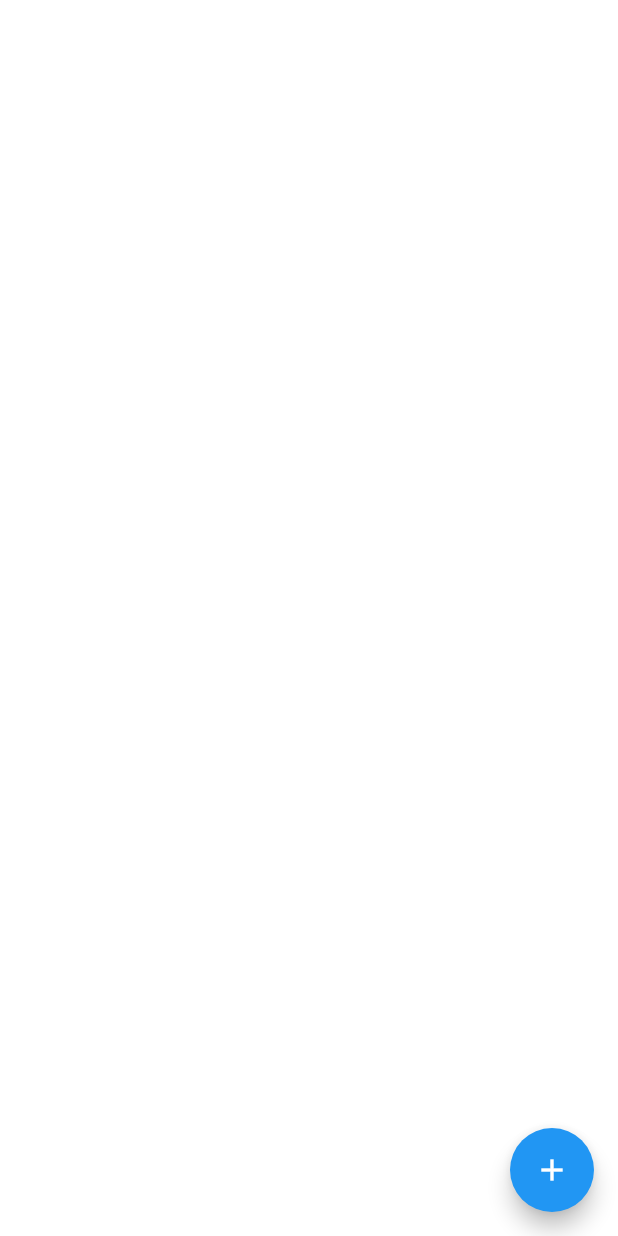
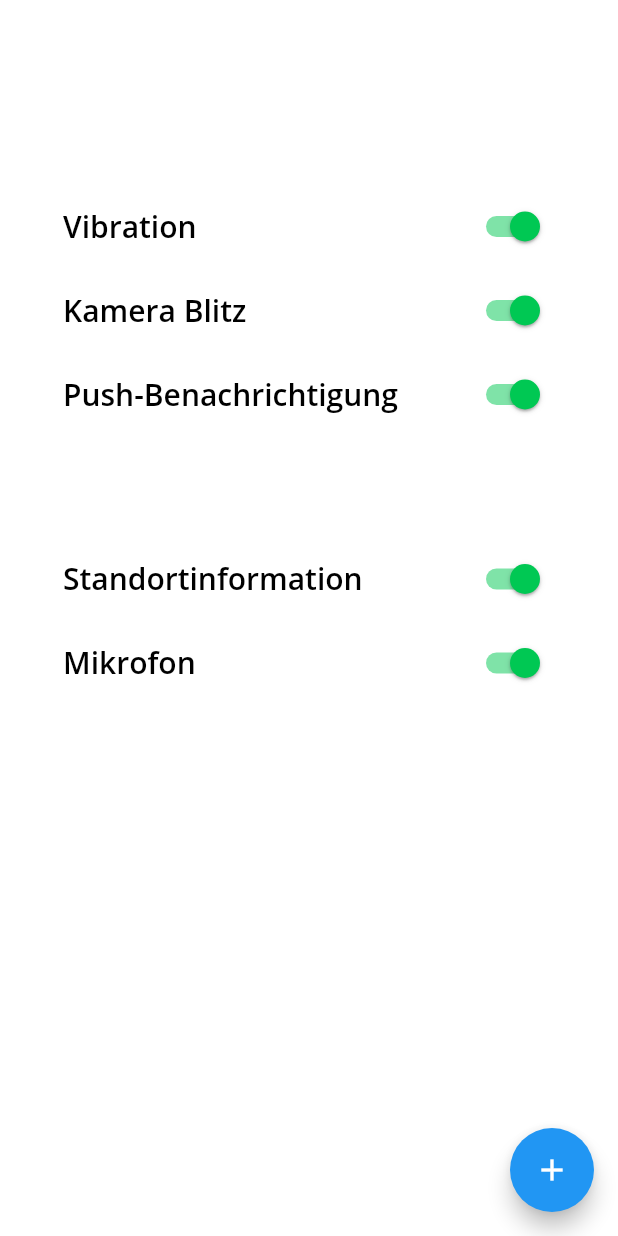
Before and after one commit to JINL020/flutter-app-group-project, a Flutter app: the SettingsPage screen opened directly, on a phone screen of 412 x 824 dp. Run offline on Flutter 3.47's test engine with Material 2 defaults, Android fonts, the light colour scheme and no system bars; our stand-ins replace firebase_core, flutter_local_notifications, logger; accounts and stored records are empty.

Commit message:
working on settings page

```diff
--- a/lib/pages/settings_page.dart
+++ b/lib/pages/settings_page.dart
@@ -1,6 +1,9 @@
 import 'dart:async';
 
+import 'package:flutter/cupertino.dart';
 import 'package:flutter/material.dart';
+import 'package:hci_m3_app/config/colors.dart';
+import 'package:hci_m3_app/config/style.dart';
 import 'package:hci_m3_app/model/alarm_mode.dart';
 import 'package:provider/provider.dart';
 
@@ -14,6 +17,12 @@ class SettingsPage extends StatefulWidget {
 class _SettingsPageState extends State<SettingsPage>
     with AutomaticKeepAliveClientMixin {
   // AutomaticKeepAliveClientMixin saves the screen state enabling us to switching back and forth
+  bool vibration = true;
+  bool flashLight = true;
+  bool pushNotification = true;
+  bool location = true;
+  bool microfon = true;
+
   @override
   Widget build(BuildContext context) {
     super.build(context);
@@ -27,10 +36,94 @@ class _SettingsPageState extends State<SettingsPage>
         }),
         child: Icon(Icons.add),
       ),
-      /*body: ElevatedButton(
-        onPressed: setOffAlarm,
-        child: Text("Set off alarm"),
-      ),*/
+      body: Container(
+        padding: EdgeInsets.only(left: 16, top: 25, right: 16),
+        child: Padding(
+          padding: EdgeInsets.symmetric(horizontal: 10),
+          child: ListView(
+            children: [
+              Text(
+                "Einstellungen",
+                style: Heading1TextStyle,
+              ),
+              SizedBox(height: 20),
+              Text("Art der Alarm-Benachrichtigung:", style: Heading2White),
+              Container(
+                margin: EdgeInsets.fromLTRB(0, 10, 0, 0),
+                color: AppColors.textFieldWhite,
+                child: Column(children: [
+                  SwitchListTile(
+                    title: Text("Vibration", style: Heading2TextStyle),
+                    activeColor: Colors.greenAccent[700],
+                    inactiveTrackColor: Colors.grey[600],
+                    inactiveThumbColor: Colors.grey[400],
+                    value: vibration,
+                    onChanged: (value) =>
+                        setState(() => this.vibration = value),
+                  ),
+                  SwitchListTile(
+                    title: Text("Kamera Blitz", style: Heading2TextStyle),
+                    activeColor: Colors.greenAccent[700],
+                    inactiveTrackColor: Colors.grey[600],
+                    inactiveThumbColor: Colors.grey[400],
+                    value: flashLight,
+                    onChanged: (value) =>
+                        setState(() => this.flashLight = value),
+                  ),
+                  SwitchListTile(
+                    title:
+                        Text("Push-Benachrichtigung", style: Heading2TextStyle),
+                    activeColor: Colors.greenAccent[700],
+                    inactiveTrackColor: Colors.grey[600],
+                    inactiveThumbColor: Colors.grey[400],
+                    value: pushNotification,
+                    onChanged: (value) =>
+                        setState(() => this.pushNotification = value),
+                  ),
+                ]),
+              ),
+              SizedBox(
+                height: 30,
+              ),
+              Text("Zugriff erlbauben auf:", style: Heading2White),
+              Container(
+                margin: EdgeInsets.fromLTRB(0, 10, 0, 0),
+                color: AppColors.textFieldWhite,
+                child: Column(children: [
+                  SwitchListTile(
+                    title:
+                        Text("Standortinformation", style: Heading2TextStyle),
+                    activeColor: Colors.greenAccent[700],
+                    inactiveTrackColor: Colors.grey[600],
+                    inactiveThumbColor: Colors.grey[400],
+                    value: location,
+                    onChanged: (value) => setState(() => this.location = value),
+                  ),
+                  SwitchListTile(
+                    title: Text("Mikrofon", style: Heading2TextStyle),
+                    activeColor: Colors.greenAccent[700],
+                    inactiveTrackColor: Colors.grey[600],
+                    inactiveThumbColor: Colors.grey[400],
+                    value: microfon,
+                    onChanged: (value) => setState(() => this.microfon = value),
+                  ),
+                ]),
+              )
+              /*Center(
+                child: OutlineButton(
+                  padding: EdgeInsets.symmetric(horizontal: 40),
+                  shape: RoundedRectangleBorder(
+                      borderRadius: BorderRadius.circular(20)),
+                  onPressed: () {},
+                  child: Text("SIGN OUT",
+                      style: TextStyle(
+                          fontSize: 16, letterSpacing: 2.2, color: Colors.black)),
+                ),
+              )*/
+            ],
+          ),
+        ),
+      ),
     );
   }
 
```
